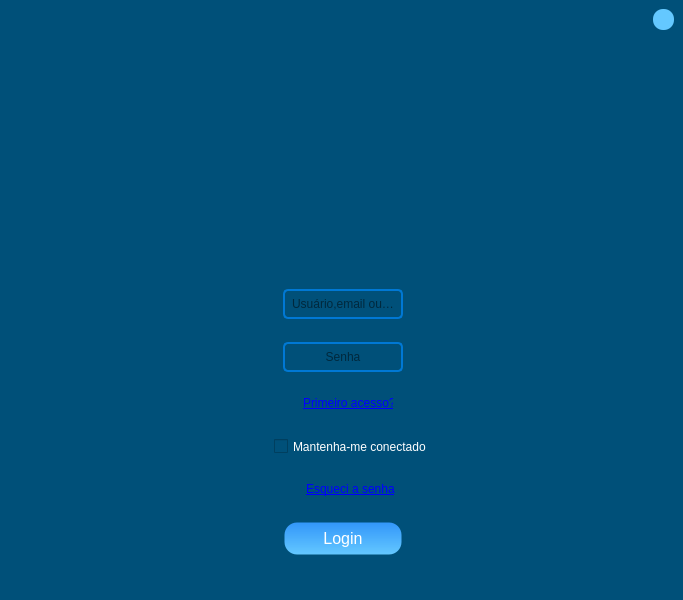
Qt form login_4.ui (KevenLucas025/ProjetoERP) before a commit.
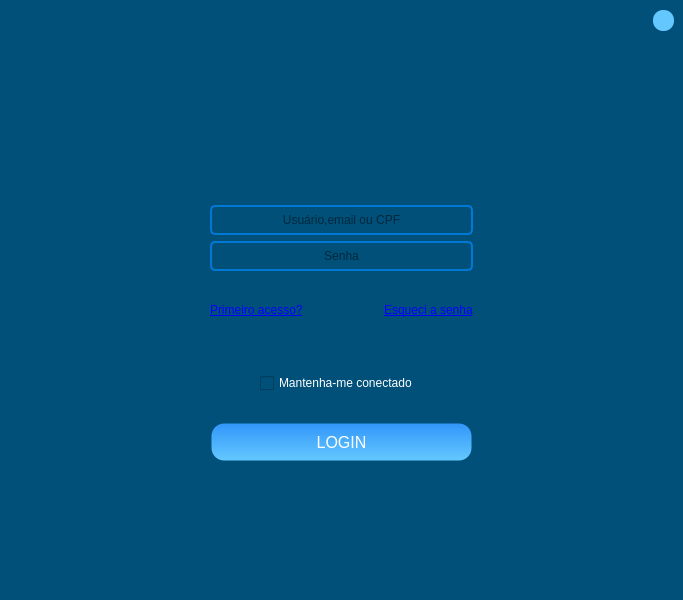
The same form after that commit. Icons and pictures are not drawn.

Commit message: Mudado tela de login/ configurar todos os modos dentro da config primeiro acesso

The edit to the form file:
```diff
--- a/login_4.ui
+++ b/login_4.ui
@@ -35,9 +35,15 @@
      <verstretch>0</verstretch>
     </sizepolicy>
    </property>
-   <layout class="QGridLayout" name="gridLayout">
-    <item row="0" column="4">
      <widget class="QPushButton" name="btn_opcoes_extras">
+    <property name="geometry">
+     <rect>
+      <x>653</x>
+      <y>10</y>
+      <width>21</width>
+      <height>21</height>
+     </rect>
+    </property>
       <property name="sizePolicy">
        <sizepolicy hsizetype="Expanding" vsizetype="Expanding">
         <horstretch>0</horstretch>
@@ -81,48 +87,15 @@
        </size>
       </property>
      </widget>
-    </item>
-    <item row="3" column="3" colspan="2">
-     <spacer name="horizontalSpacer_4">
-      <property name="orientation">
-       <enum>Qt::Horizontal</enum>
-      </property>
-      <property name="sizeHint" stdset="0">
-       <size>
-        <width>218</width>
-        <height>20</height>
-       </size>
-      </property>
-     </spacer>
-    </item>
-    <item row="1" column="0">
-     <spacer name="horizontalSpacer_2">
-      <property name="orientation">
-       <enum>Qt::Horizontal</enum>
-      </property>
-      <property name="sizeHint" stdset="0">
-       <size>
-        <width>183</width>
-        <height>20</height>
-       </size>
-      </property>
-     </spacer>
-    </item>
-    <item row="2" column="0" rowspan="2" colspan="2">
-     <spacer name="horizontalSpacer_3">
-      <property name="orientation">
-       <enum>Qt::Horizontal</enum>
-      </property>
-      <property name="sizeHint" stdset="0">
-       <size>
-        <width>189</width>
-        <height>20</height>
-       </size>
-      </property>
-     </spacer>
-    </item>
-    <item row="2" column="2" rowspan="3">
      <widget class="QFrame" name="frame_2">
+    <property name="geometry">
+     <rect>
+      <x>170</x>
+      <y>130</y>
+      <width>343</width>
+      <height>341</height>
+     </rect>
+    </property>
       <property name="sizePolicy">
        <sizepolicy hsizetype="Expanding" vsizetype="Expanding">
         <horstretch>0</horstretch>
@@ -131,40 +104,76 @@
       </property>
       <property name="minimumSize">
        <size>
-        <width>217</width>
+      <width>0</width>
         <height>0</height>
        </size>
       </property>
       <property name="maximumSize">
        <size>
-        <width>290</width>
-        <height>350</height>
-       </size>
-      </property>
+      <width>16777215</width>
+      <height>16777215</height>
+     </size>
+    </property>
+    <property name="styleSheet">
+     <string notr="true">QFrame#frame_2 {
+    border-radius: 12px;
+    border: 2px solid qlineargradient(
+        spread:pad, x1:0, y1:0, x2:1, y2:0,
+        stop:0 #1de9b6, stop:1 #0d47a1
+    );
+}
+</string>
+    </property>
       <property name="frameShape">
-       <enum>QFrame::NoFrame</enum>
+     <enum>QFrame::Box</enum>
       </property>
       <property name="frameShadow">
        <enum>QFrame::Raised</enum>
       </property>
+    <layout class="QGridLayout" name="gridLayout">
+     <item row="0" column="1">
+      <spacer name="verticalSpacer">
+       <property name="orientation">
+        <enum>Qt::Vertical</enum>
+       </property>
+       <property name="sizeHint" stdset="0">
+        <size>
+         <width>20</width>
+         <height>61</height>
+        </size>
+       </property>
+      </spacer>
+     </item>
+     <item row="1" column="0">
+      <spacer name="horizontalSpacer">
+       <property name="orientation">
+        <enum>Qt::Horizontal</enum>
+       </property>
+       <property name="sizeHint" stdset="0">
+        <size>
+         <width>31</width>
+         <height>20</height>
+        </size>
+       </property>
+      </spacer>
+     </item>
+     <item row="1" column="1" colspan="5">
       <widget class="QLineEdit" name="txt_usuario">
-       <property name="geometry">
-        <rect>
-         <x>50</x>
-         <y>28</y>
-         <width>120</width>
-         <height>30</height>
-        </rect>
-       </property>
        <property name="sizePolicy">
         <sizepolicy hsizetype="Expanding" vsizetype="Expanding">
-         <horstretch>100</horstretch>
-         <verstretch>100</verstretch>
+         <horstretch>0</horstretch>
+         <verstretch>0</verstretch>
         </sizepolicy>
        </property>
+       <property name="minimumSize">
+        <size>
+         <width>0</width>
+         <height>0</height>
+        </size>
+       </property>
        <property name="maximumSize">
         <size>
-         <width>121</width>
+         <width>16777215</width>
          <height>30</height>
         </size>
        </property>
@@ -187,15 +196,35 @@
         <string>Usuário,email ou CPF</string>
        </property>
       </widget>
+     </item>
+     <item row="1" column="6">
+      <spacer name="horizontalSpacer_2">
+       <property name="orientation">
+        <enum>Qt::Horizontal</enum>
+       </property>
+       <property name="sizeHint" stdset="0">
+        <size>
+         <width>31</width>
+         <height>20</height>
+        </size>
+       </property>
+      </spacer>
+     </item>
+     <item row="2" column="0">
+      <spacer name="horizontalSpacer_3">
+       <property name="orientation">
+        <enum>Qt::Horizontal</enum>
+       </property>
+       <property name="sizeHint" stdset="0">
+        <size>
+         <width>31</width>
+         <height>20</height>
+        </size>
+       </property>
+      </spacer>
+     </item>
+     <item row="2" column="1" colspan="5">
       <widget class="QLineEdit" name="txt_senha">
-       <property name="geometry">
-        <rect>
-         <x>50</x>
-         <y>81</y>
-         <width>120</width>
-         <height>30</height>
-        </rect>
-       </property>
        <property name="sizePolicy">
         <sizepolicy hsizetype="Expanding" vsizetype="Expanding">
          <horstretch>0</horstretch>
@@ -204,7 +233,7 @@
        </property>
        <property name="maximumSize">
         <size>
-         <width>121</width>
+         <width>16777215</width>
          <height>30</height>
         </size>
        </property>
@@ -230,15 +259,35 @@
         <string>Senha</string>
        </property>
       </widget>
+     </item>
+     <item row="2" column="6">
+      <spacer name="horizontalSpacer_4">
+       <property name="orientation">
+        <enum>Qt::Horizontal</enum>
+       </property>
+       <property name="sizeHint" stdset="0">
+        <size>
+         <width>31</width>
+         <height>20</height>
+        </size>
+       </property>
+      </spacer>
+     </item>
+     <item row="3" column="0">
+      <spacer name="horizontalSpacer_6">
+       <property name="orientation">
+        <enum>Qt::Horizontal</enum>
+       </property>
+       <property name="sizeHint" stdset="0">
+        <size>
+         <width>31</width>
+         <height>20</height>
+        </size>
+       </property>
+      </spacer>
+     </item>
+     <item row="3" column="1" colspan="2">
       <widget class="QLabel" name="label_primeiro_acesso">
-       <property name="geometry">
-        <rect>
-         <x>70</x>
-         <y>134</y>
-         <width>90</width>
-         <height>16</height>
-        </rect>
-       </property>
        <property name="sizePolicy">
         <sizepolicy hsizetype="Expanding" vsizetype="Expanding">
          <horstretch>0</horstretch>
@@ -247,23 +296,75 @@
        </property>
        <property name="maximumSize">
         <size>
-         <width>90</width>
-         <height>20</height>
+         <width>16777215</width>
+         <height>16777215</height>
         </size>
        </property>
        <property name="text">
         <string>&lt;a href=&quot;primeiro_acesso&quot;&gt;Primeiro acesso?&lt;/a&gt;</string>
        </property>
       </widget>
+     </item>
+     <item row="3" column="3">
+      <spacer name="horizontalSpacer_9">
+       <property name="orientation">
+        <enum>Qt::Horizontal</enum>
+       </property>
+       <property name="sizeHint" stdset="0">
+        <size>
+         <width>70</width>
+         <height>20</height>
+        </size>
+       </property>
+      </spacer>
+     </item>
+     <item row="3" column="4" colspan="2">
+      <widget class="QLabel" name="label_trocar_senha">
+       <property name="sizePolicy">
+        <sizepolicy hsizetype="Expanding" vsizetype="Expanding">
+         <horstretch>0</horstretch>
+         <verstretch>0</verstretch>
+        </sizepolicy>
+       </property>
+       <property name="maximumSize">
+        <size>
+         <width>16777215</width>
+         <height>16777215</height>
+        </size>
+       </property>
+       <property name="text">
+        <string>&lt;a href=&quot;trocar_senha&quot;&gt;Esqueci a senha&lt;/a&gt;</string>
+       </property>
+      </widget>
+     </item>
+     <item row="3" column="6">
+      <spacer name="horizontalSpacer_5">
+       <property name="orientation">
+        <enum>Qt::Horizontal</enum>
+       </property>
+       <property name="sizeHint" stdset="0">
+        <size>
+         <width>31</width>
+         <height>20</height>
+        </size>
+       </property>
+      </spacer>
+     </item>
+     <item row="4" column="0" colspan="2">
+      <spacer name="horizontalSpacer_7">
+       <property name="orientation">
+        <enum>Qt::Horizontal</enum>
+       </property>
+       <property name="sizeHint" stdset="0">
+        <size>
+         <width>74</width>
+         <height>20</height>
+        </size>
+       </property>
+      </spacer>
+     </item>
+     <item row="4" column="2" colspan="3">
       <widget class="QCheckBox" name="btn_manter_conectado">
-       <property name="geometry">
-        <rect>
-         <x>41</x>
-         <y>177</y>
-         <width>160</width>
-         <height>17</height>
-        </rect>
-       </property>
        <property name="sizePolicy">
         <sizepolicy hsizetype="Expanding" vsizetype="Expanding">
          <horstretch>0</horstretch>
@@ -283,50 +384,38 @@
         <string>Mantenha-me conectado</string>
        </property>
       </widget>
-      <widget class="QLabel" name="label_trocar_senha">
-       <property name="geometry">
-        <rect>
-         <x>73</x>
-         <y>220</y>
-         <width>90</width>
-         <height>16</height>
-        </rect>
+     </item>
+     <item row="4" column="5" colspan="2">
+      <spacer name="horizontalSpacer_8">
+       <property name="orientation">
+        <enum>Qt::Horizontal</enum>
        </property>
-       <property name="sizePolicy">
-        <sizepolicy hsizetype="Expanding" vsizetype="Expanding">
-         <horstretch>0</horstretch>
-         <verstretch>0</verstretch>
-        </sizepolicy>
-       </property>
-       <property name="maximumSize">
+       <property name="sizeHint" stdset="0">
         <size>
-         <width>90</width>
+         <width>72</width>
          <height>20</height>
         </size>
        </property>
-       <property name="text">
-        <string>&lt;a href=&quot;trocar_senha&quot;&gt;Esqueci a senha&lt;/a&gt;</string>
-       </property>
-      </widget>
+      </spacer>
+     </item>
+     <item row="5" column="1" colspan="5">
       <widget class="QPushButton" name="btn_login">
-       <property name="geometry">
-        <rect>
-         <x>50</x>
-         <y>260</y>
-         <width>120</width>
-         <height>35</height>
-        </rect>
-       </property>
        <property name="sizePolicy">
         <sizepolicy hsizetype="Expanding" vsizetype="Expanding">
          <horstretch>0</horstretch>
          <verstretch>0</verstretch>
         </sizepolicy>
        </property>
+       <property name="minimumSize">
+        <size>
+         <width>0</width>
+         <height>31</height>
+        </size>
+       </property>
        <property name="maximumSize">
         <size>
          <width>16777215</width>
-         <height>35</height>
+         <height>40</height>
         </size>
        </property>
        <property name="cursor">
@@ -348,13 +437,21 @@
 </string>
        </property>
        <property name="text">
-        <string>Login</string>
+        <string>LOGIN</string>
        </property>
       </widget>
-     </widget>
-    </item>
-    <item row="1" column="2" colspan="2">
+     </item>
+    </layout>
+   </widget>
      <widget class="QFrame" name="frame">
+    <property name="geometry">
+     <rect>
+      <x>326</x>
+      <y>38</y>
+      <width>18</width>
+      <height>18</height>
+     </rect>
+    </property>
       <property name="sizePolicy">
        <sizepolicy hsizetype="Expanding" vsizetype="Expanding">
         <horstretch>0</horstretch>
@@ -373,20 +470,29 @@
       <property name="frameShadow">
        <enum>QFrame::Raised</enum>
       </property>
-      <layout class="QGridLayout" name="gridLayout_2">
-       <item row="0" column="0">
+    <layout class="QGridLayout" name="gridLayout_2"/>
+   </widget>
         <widget class="QLabel" name="label_foto_sistema">
+    <property name="geometry">
+     <rect>
+      <x>270</x>
+      <y>57</y>
+      <width>141</width>
+      <height>141</height>
+     </rect>
+    </property>
          <property name="sizePolicy">
           <sizepolicy hsizetype="Expanding" vsizetype="Expanding">
            <horstretch>0</horstretch>
            <verstretch>0</verstretch>
           </sizepolicy>
          </property>
-         <property name="maximumSize">
-          <size>
-           <width>16777215</width>
-           <height>16777215</height>
-          </size>
+    <property name="styleSheet">
+     <string notr="true">border-radius: 45px;
+background: transparent;</string>
+    </property>
+    <property name="frameShape">
+     <enum>QFrame::Box</enum>
          </property>
          <property name="text">
           <string/>
@@ -400,12 +506,13 @@
          <property name="alignment">
           <set>Qt::AlignCenter</set>
          </property>
-        </widget>
-       </item>
-      </layout>
-     </widget>
-    </item>
-   </layout>
+    <property name="wordWrap">
+     <bool>false</bool>
+    </property>
+    <property name="textInteractionFlags">
+     <set>Qt::NoTextInteraction</set>
+    </property>
+   </widget>
   </widget>
  </widget>
  <resources/>
```
Left out of the diff: 2 changed lines with no effect on the pictures. Lines whose indentation alone changed are shown as unchanged. The commit also changes 4 other files.
